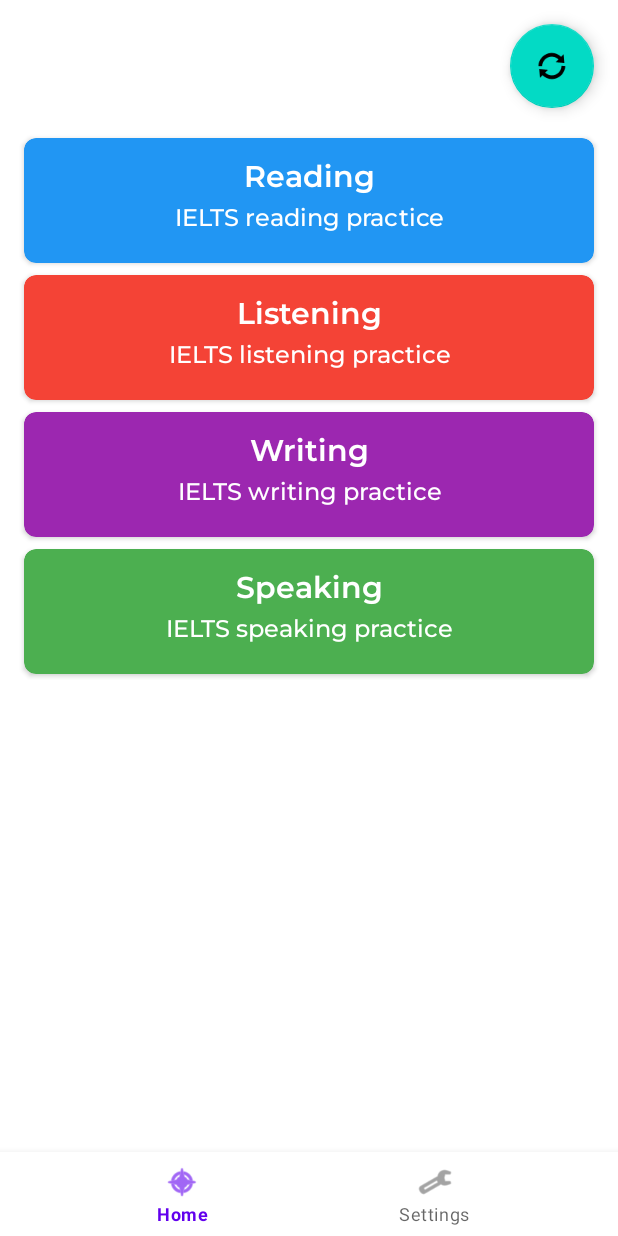
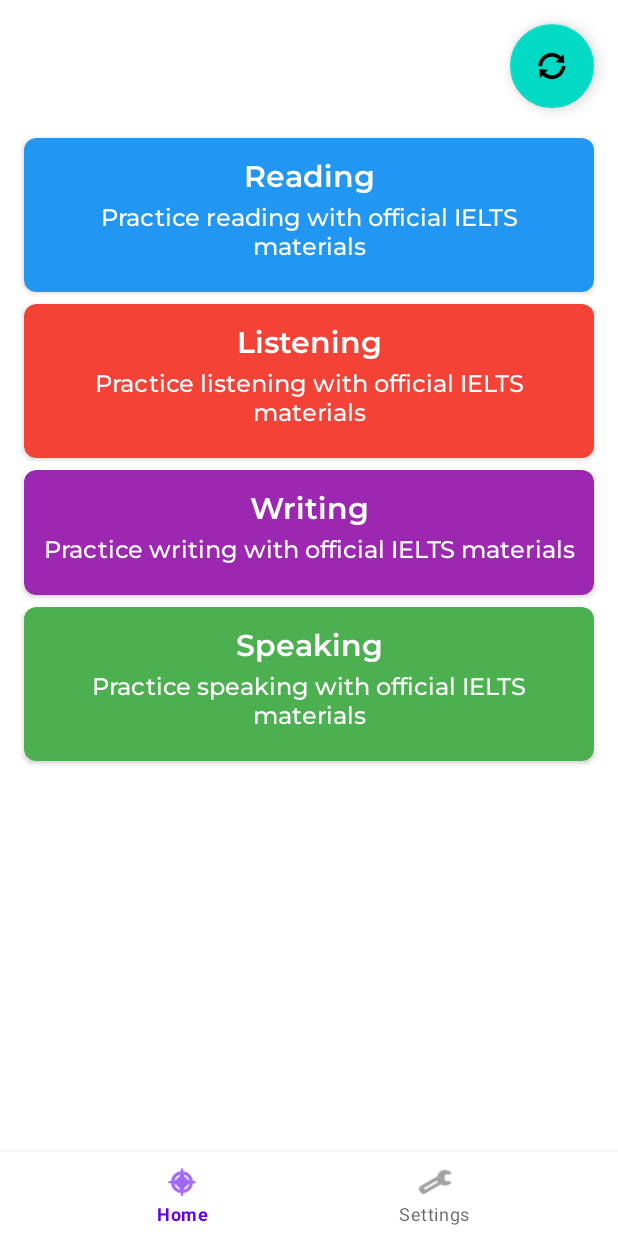
Before and after one commit to filiksyos/IELTS-Tip-Generator, an Android app: the screen it shows after launch (MainActivity), after a tap on "GET STARTED", on a phone screen of 412 x 824 dp. Run offline under Robolectric (Android 15) with nearby library versions, the phone set to English and light mode, and no system bars; our stand-ins replace navigation-ui; libraries missing offline, so code that uses them is left out: com.jakewharton.retrofit2.

Commit message:
Enhance IELTS Dashboard with AI-Generated Tips and Search Queries
- Add displayTip field to DashboardItems for more informative content
- Modify AISearchQueryGenerator to generate tips alongside search queries
- Update Repository to support new IELTSContent model with tips and queries
- Refactor dashboard item creation to include actionable study tips
- Improve AI prompt to generate more personalized and specific study guidance

```diff
--- a/IELTS/data/src/main/java/com/example/data/DashboardItems.kt
+++ b/IELTS/data/src/main/java/com/example/data/DashboardItems.kt
@@ -8,5 +8,6 @@
     val cardType: String? = null,
     val color: Int = Color.GRAY,
     val query: String = BASE_URL,
-    val displayQuery: String = query
+    val displayQuery: String = query,
+    val displayTip: String = itemText ?: ""
 )
--- a/IELTS/data/src/main/java/com/example/data/Repository.kt
+++ b/IELTS/data/src/main/java/com/example/data/Repository.kt
@@ -3,6 +3,7 @@
 import android.util.Log
 import com.example.data.Utils.YouTubeLink
 import com.example.data.ai.AISearchQueryGenerator
+import com.example.data.models.IELTSContent
 import com.example.data.preferences.PreferencesManager
 import kotlinx.coroutines.CoroutineScope
 import kotlinx.coroutines.Dispatchers
@@ -33,24 +34,20 @@
     override fun refreshQueries() {
         CoroutineScope(Dispatchers.IO).launch {
             try {
-                // Generate queries for all categories
-                val queries = queryGenerator.generateQueriesForAllCategories()
+                val content = queryGenerator.generateQueriesForAllCategories()
 
-                // Create dashboard items for each category
-                val dashboardItems = queries.mapValues { (category, query) ->
-                    createDashboardItemsForCategory(category, query)
+                val dashboardItems = content.mapValues { (category, ieltsContent) ->
+                    createDashboardItemsForCategory(category, ieltsContent)
                 }
 
-                // Update the StateFlow
                 _dashboardItemsFlow.value = dashboardItems
 
-                Log.d(TAG, "Successfully refreshed queries: $queries")
+                Log.d(TAG, "Successfully refreshed content: $content")
             } catch (e: Exception) {
-                Log.e(TAG, "Error refreshing queries", e)
+                Log.e(TAG, "Error refreshing content", e)
 
-                // Fallback to default items if there's an error
                 val defaultItems = DashboardCategory.values().associateWith { category ->
-                    createDashboardItemsForCategory(category, "${category.title} practice")
+                    createDefaultDashboardItems(category)
                 }
 
                 _dashboardItemsFlow.value = defaultItems
@@ -63,16 +60,16 @@
      */
     private fun createDashboardItemsForCategory(
         category: DashboardCategory,
-        query: String
+        ieltsContent: IELTSContent
     ): List<DashboardItems> {
-        val youtubeLink = YouTubeLink.getLink(query)
+        val youtubeLink = YouTubeLink.getLink(ieltsContent.searchQuery)
         return listOf(
             DashboardItems(
                 itemText = category.title,
-                cardType = query,
+                cardType = "Tip",
                 color = category.color,
                 query = youtubeLink,
-                displayQuery = query
+                displayTip = ieltsContent.tip
             )
         )
     }
@@ -82,24 +79,20 @@
      * This method is used by the existing code
      */
     override fun getDashboardItems(category: DashboardCategory): List<DashboardItems> {
-        // Get items from the StateFlow if available
-        val items = _dashboardItemsFlow.value[category]
-
-        // Return items if available, otherwise return fallback items
-        return items ?: fallbackDashboardItems(category)
+        return _dashboardItemsFlow.value[category] ?: createDefaultDashboardItems(category)
     }
 
     /**
      * Fallback method to create dashboard items if AI generation fails
      */
-    private fun fallbackDashboardItems(category: DashboardCategory): List<DashboardItems> {
+    private fun createDefaultDashboardItems(category: DashboardCategory): List<DashboardItems> {
         return listOf(
             DashboardItems(
                 itemText = category.title,
-                cardType = "Lesson",
+                cardType = "Tip",
                 color = category.color,
-                query = YouTubeLink.getLink("${category.title} IELTS Lesson"),
-                displayQuery = "${category.title} IELTS Lesson"
+                query = YouTubeLink.getLink("IELTS ${category.title} practice"),
+                displayTip = "Practice ${category.title.lowercase()} with official IELTS materials"
             )
         )
     }
--- a/IELTS/data/src/main/java/com/example/data/ai/AISearchQueryGenerator.kt
+++ b/IELTS/data/src/main/java/com/example/data/ai/AISearchQueryGenerator.kt
@@ -6,6 +6,7 @@
 import com.example.data.api.ChatApi
 import com.example.data.models.ChatCompletion
 import com.example.data.models.ChatResponse
+import com.example.data.models.IELTSContent
 import com.example.data.models.UserPreferences
 import com.example.data.preferences.PreferencesManager
 import kotlinx.coroutines.Dispatchers
@@ -31,7 +32,7 @@
      * Generates search queries for all IELTS categories
      * @return Map of category to search query
      */
-    suspend fun generateQueriesForAllCategories(): Map<DashboardCategory, String> = withContext(Dispatchers.IO) {
+    suspend fun generateQueriesForAllCategories(): Map<DashboardCategory, IELTSContent> = withContext(Dispatchers.IO) {
         val timestamp = System.currentTimeMillis()
         val preferences = preferencesManager.getUserPreferences()
 
@@ -39,7 +40,7 @@
 
         try {
             val messages = listOf(
-                mapOf("role" to "system", "content" to "You are a creative IELTS exam preparation assistant. Generate unique and varied queries each time."),
+                mapOf("role" to "system", "content" to "You are a creative IELTS exam preparation assistant. Generate unique and varied tips with search queries each time."),
                 mapOf("role" to "user", "content" to prompt)
             )
 
@@ -47,7 +48,7 @@
                 messages = messages,
                 stream = true,
                 temperature = 0.8,  // Add temperature for more variation
-                maxTokens = 150
+                maxTokens = 200
             )
 
             Log.d(TAG, "Sending request with completion: $chatCompletion")
@@ -60,12 +61,12 @@
             Log.d(TAG, "Extracted content: $content")
 
             // Parse the queries
-            val queries = parseQueries(content)
-            Log.d(TAG, "Parsed queries: $queries")
+            val tipQueryPairs = parseQueries(content)
+            Log.d(TAG, "Parsed tip-query pairs: $tipQueryPairs")
 
             // Map queries to categories
-            val result = mutableMapOf<DashboardCategory, String>()
-            for ((categoryName, query) in queries) {
+            val result = mutableMapOf<DashboardCategory, IELTSContent>()
+            for ((categoryName, content) in tipQueryPairs) {
                 val category = when (categoryName.lowercase()) {
                     "reading" -> DashboardCategory.READING
                     "listening" -> DashboardCategory.LISTENING
@@ -73,62 +74,63 @@
                     "speaking" -> DashboardCategory.SPEAKING
                     else -> continue
                 }
-                result[category] = query
+                result[category] = content
             }
 
-            // If any category is missing, provide a default query
+            // If any category is missing, provide a default content
             for (category in DashboardCategory.values()) {
                 if (!result.containsKey(category)) {
-                    result[category] = "IELTS ${category.name.lowercase()} practice"
+                    result[category] = IELTSContent(
+                        tip = "Practice ${category.name.lowercase()} with official IELTS materials",
+                        searchQuery = "IELTS ${category.name.lowercase()} practice"
+                    )
                 }
             }
 
             result
         } catch (e: Exception) {
             Log.e(TAG, "Error generating queries", e)
-            // Provide default queries in case of error
-            DashboardCategory.values().associateWith {
-                "IELTS ${it.name.lowercase()} practice"
+            // Provide default content in case of error
+            DashboardCategory.values().associateWith { category ->
+                IELTSContent(
+                    tip = "Practice ${category.name.lowercase()} with official IELTS materials",
+                    searchQuery = "IELTS ${category.name.lowercase()} practice"
+                )
             }
         }
     }
 
     private fun buildPersonalizedPrompt(preferences: UserPreferences, timestamp: Long): String {
         return """
-            Generate 4 NEW and DIFFERENT search queries for IELTS exam preparation (timestamp: $timestamp).
-            Make these queries UNIQUE and DIFFERENT from previous generations.
+            Generate 4 NEW and DIFFERENT IELTS study tips with corresponding search queries (timestamp: $timestamp).
+            Each tip should be concise and actionable, with a related search query for more details.
 
             User Profile:
             - Weakest skill: ${preferences.weakestSkill}
             - Target band score: ${preferences.targetBandScore}
             - Study goal: ${preferences.studyGoal}
 
-            Focus especially on improving their weakest skill (${preferences.weakestSkill}),
-            while maintaining a balanced preparation approach.
-            Aim queries at achieving their target band score of ${preferences.targetBandScore}.
-            Consider their study goal: ${preferences.studyGoal}
-
-            Focus on specific sub-topics or aspects for each skill:
+            Focus on these skills:
             1. Reading
             2. Listening
             3. Writing
             4. Speaking
 
             RESPONSE FORMAT:
-            Return exactly 4 search queries in this format:
-            "Reading: specific reading search query",
-            "Listening: specific listening search query",
-            "Writing: specific writing search query",
-            "Speaking: specific speaking search query"
+            Return exactly 4 pairs in this format:
+            "Reading: {tip} || {search query}",
+            "Listening: {tip} || {search query}",
+            "Writing: {tip} || {search query}",
+            "Speaking: {tip} || {search query}"
 
             RULES:
-            1. Always return EXACTLY 4 queries
-            2. Each query must be in quotation marks and separated by commas
-            3. Each query must start with the category name followed by colon
-            4. Keep queries concise (under 10 words each)
-            5. Do NOT include explanations or additional text
-            6. Make each query UNIQUE and DIFFERENT from standard patterns
-            7. Make the ${preferences.weakestSkill} query especially targeted and specific
+            1. Always return EXACTLY 4 pairs
+            2. Each pair must be in quotation marks and separated by commas
+            3. Each pair must start with the category name followed by colon
+            4. Tips should be 10-15 words
+            5. Search queries should be 3-5 words
+            6. Use || to separate tip and search query
+            7. Make the ${preferences.weakestSkill} tip especially targeted and specific
         """.trimIndent()
     }
 
@@ -196,18 +198,19 @@
      * Parses the queries from the response
      * @return Map of category name to query
      */
-    private fun parseQueries(response: String): Map<String, String> {
-        val result = mutableMapOf<String, String>()
+    private fun parseQueries(response: String): Map<String, IELTSContent> {
+        val result = mutableMapOf<String, IELTSContent>()
 
         // Pattern to match category and query
-        val pattern = Pattern.compile(""""(Reading|Listening|Writing|Speaking):\s*([^"]+)"""", Pattern.CASE_INSENSITIVE)
+        val pattern = Pattern.compile(""""(Reading|Listening|Writing|Speaking):\s*([^|]+)\|\|\s*([^"]+)"""", Pattern.CASE_INSENSITIVE)
         val matcher = pattern.matcher(response)
 
         while (matcher.find()) {
             val category = matcher.group(1)
-            val query = matcher.group(2)
-            if (category != null && query != null) {
-                result[category] = query.trim()
+            val tip = matcher.group(2)
+            val query = matcher.group(3)
+            if (category != null && tip != null && query != null) {
+                result[category] = IELTSContent(tip.trim(), query.trim())
             }
         }
 
--- /dev/null
+++ b/IELTS/data/src/main/java/com/example/data/models/IELTSContent.kt
@@ -0,0 +1,6 @@
+package com.example.data.models
+
+data class IELTSContent(
+    val tip: String,
+    val searchQuery: String
+)
--- a/IELTS/presentation/src/main/java/com/example/presentation/adapter/DashboardAdapter.kt
+++ b/IELTS/presentation/src/main/java/com/example/presentation/adapter/DashboardAdapter.kt
@@ -26,7 +26,7 @@
         fun bind(item: DashboardListItem.Item) {
             binding.apply {
                 cardTitle.text = item.dashboardItem.itemText
-                cardDescription.text = item.dashboardItem.displayQuery
+                cardDescription.text = item.dashboardItem.displayTip
                 root.setCardBackgroundColor(item.dashboardItem.color)
                 root.setOnClickListener { onItemClick(item.dashboardItem) }
             }
```
